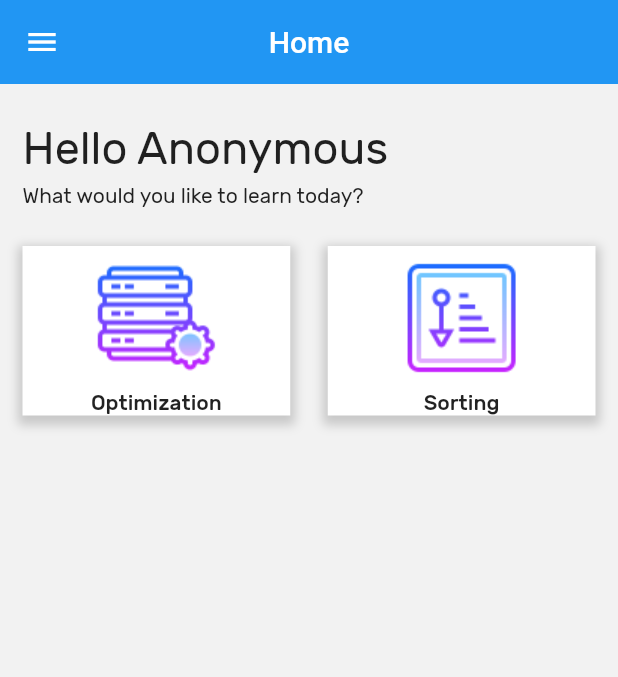
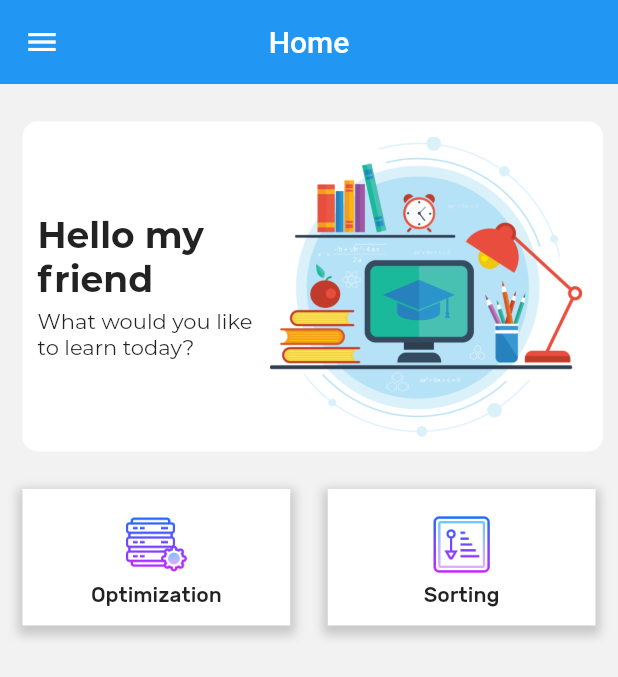
Before and after one commit to Photronium/Math-Solver-App, a Flutter app: the screen it shows after launch, on a phone screen of 412 x 824 dp. Shown: the top 677 px of the screen. Run offline on Flutter 3.47's test engine with Material 2 defaults, Android fonts, the phone set to English and light mode, and no system bars; our stand-ins replace cloud_firestore; missing offline and left inert: dart:ffi; accounts and stored records are empty; project files that could hold a hidden picture were left out.

Commit message:
insert homepage and subpage for each method

```diff
--- /dev/null
+++ b/lib/screen/data.dart
@@ -0,0 +1,134 @@
+import 'package:flutter/material.dart';
+import 'package:flutter/cupertino.dart';
+import 'coursetab.dart';
+
+class Course {
+  String _name;
+  String _image;
+  Widget _next;
+  List<Type> _solutionList;
+
+  Course({String name, String image, Widget next, List<Type> solutionList}){
+    this._name = name;
+    this._image = image;
+    this._next = next;
+    this._solutionList = solutionList;
+  }
+
+  void setName(String n){
+    this._name = n;
+  }
+
+  void setImage(String i){
+    this._image = i;
+  }
+
+  void setNext(Widget n){
+    this._next = n;
+  }
+
+  String getName(){
+    return this._name;
+  }
+
+  String getImage(){
+    return this._image;
+  }
+
+  List<Type> getTypeList(){
+    return this._solutionList;
+  }
+
+  Widget getNext(){
+    return this._next;
+  }
+}
+
+class Type {
+  String _name;
+  String _description;
+  String _image;
+  Widget _next;
+
+  Type({String name, String description, String image, Widget next}) {
+    this._name = name;
+    this._description = description;
+    this._image = image;
+    this._next = next;
+  }
+
+  void setName(String n) {
+    this._name = n;
+  }
+
+  void setDescription(String d) {
+    this._description = d;
+  }
+
+  void setImage(String i) {
+    this._image = i;
+  }
+
+  void setNext(Widget n){
+    this._next = n;
+  }
+
+  String getName() {
+    return this._name;
+  }
+
+  String getDescription() {
+    return this._description;
+  }
+
+  String getImage() {
+    return this._image;
+  }
+
+  Widget getNext(){
+    return this._next;
+  }
+}
+//TODO: Define type
+
+//TODO: Optimization declaration
+Course optimization = Course(
+  name: "Optimization",
+  image: 'assets/images/optimization-icon.png',
+  next:  CoursePage(title: 'Optimization'),
+  solutionList: [
+    Type(
+        name: "Simplex Method",
+        description: "The most basic method to solve Linear Program",
+        image: "assets/images/iconSimplexMethod-06.png"
+    ),
+    Type(
+        name: "Branch and Bound",
+        description: 'The "divide and conquer" method to solve LP with integer conditions',
+        image: "assets/images/iconBranchAndBound-06.png"
+    ),
+    Type(
+        name: "Cutting Plane",
+        description: "Refine a feasible set or objective function by means of linear inequalities",
+        image: "assets/images/iconCuttingPlane-06.png"
+    ),
+  ],
+);
+
+Course sorting = Course(
+  name: "Sorting",
+  image: 'assets/images/sorting-icon.png',
+  next: CoursePage(title: 'Sorting'),
+  solutionList: [
+    Type(
+        name: "Quick Sort",
+        description: "First sorting algorithm",
+        image: "assets/images/iconSimplexMethod-06.png"
+    ),
+    Type(
+        name: "Merge Sort",
+        description: "Second sorting algorithm",
+        image: "assets/images/iconSimplexMethod-06.png"
+    ),
+  ],
+);
--- a/lib/screen/drawer.dart
+++ b/lib/screen/drawer.dart
@@ -1,4 +1,5 @@
 import 'package:flutter/material.dart';
+import 'package:numbercrunching/screen/test_page/selecttest.dart';
 import '../screen/problem_solving/ps_1_method.dart';
 import '../screen/learning_material/learning_material.dart';
 import '../screen/dashboard/dashboard.dart';
@@ -58,7 +59,10 @@ class DrawTab extends StatelessWidget {
             leading: Icon(Icons.check),
             title: Text('Test'),
             onTap: (){
-              print("TAP 2");
+              Navigator.pop(context);
+              Navigator.push(context,
+                  new MaterialPageRoute(builder: (context) => TestPage())
+              );
             }
           ),
           ListTile(
--- a/lib/screen/homepage.dart
+++ b/lib/screen/homepage.dart
@@ -1,13 +1,12 @@
 import 'package:flutter/cupertino.dart';
 import 'package:flutter/material.dart';
-
 import 'drawer.dart';
-import 'learning_material/learning_material.dart';
+import 'data.dart';
 
 class DashOption extends StatelessWidget {
-  String image;
-  String title;
-  Widget next;
+  final String image;
+  final String title;
+  final Widget next;
 
   DashOption({this.image, this.title, this.next});
 
@@ -37,8 +36,17 @@ class DashOption extends StatelessWidget {
             Navigator.push(
                 context, new MaterialPageRoute(builder: (context) => next));
           },
-          child: Column(
-            children: [Image(image: AssetImage(image)), Text(title)],
+          child: Padding(
+            padding: const EdgeInsets.all(12.0),
+            child: Column(
+              children: [
+                Image(
+                  image: AssetImage(image),
+                  height: 50.0,
+                ),
+                Text(title)
+              ],
+            ),
           ),
         ),
       ),
@@ -67,32 +75,64 @@ class _HomePageState extends State<HomePage> {
           children: [
             Padding(
               padding: const EdgeInsets.only(bottom: 20.0, left: 5.0),
-              child: Column(
-                children: [
-                  Align(
-                      alignment: Alignment.centerLeft,
-                      child: Text("Hello Anonymous",
-                          style: TextStyle(fontSize: 30.0))),
-                  SizedBox(height: 5.0),
-                  Align(
-                    alignment: Alignment.centerLeft,
-                    child: Text("What would you like to learn today?"),
-                  ),
-                ],
+              child: Container(
+                decoration: BoxDecoration(
+                  color: Colors.white,
+                  borderRadius: BorderRadius.only(
+                      topLeft: Radius.circular(10),
+                      topRight: Radius.circular(10),
+                      bottomLeft: Radius.circular(10),
+                      bottomRight: Radius.circular(10)),
+                ),
+                padding: EdgeInsets.all(10.0),
+                child: Row(
+                  children: [
+                    Column(
+                      children: [
+                        Container(
+                          width: 150.0,
+                          child: Text(
+                            "Hello my friend",
+                            style: TextStyle(
+                              fontSize: 24.0,
+                              fontFamily: 'Montserrat',
+                              fontWeight: FontWeight.bold,
+                            ),
+                          ),
+                        ),
+                        SizedBox(height: 5.0),
+                        Container(
+                          width: 150.0,
+                          child: Text(
+                            "What would you like to learn today?",
+                            style: TextStyle(fontFamily: 'Montserrat'),
+                          ),
+                        ),
+                      ],
+                    ),
+                    SizedBox(
+                      width: 5.0,
+                    ),
+                    Image(
+                      image: AssetImage('assets/images/homepage-icon.png'),
+                      height: 200.0,
+                    ),
+                  ],
+                ),
               ),
             ),
             Row(
               children: [
                 DashOption(
-                  image: 'assets/images/optimization-icon.png',
-                  title: 'Optimization',
-                  next: LearningMaterialPage(),
+                  image: optimization.getImage(),
+                  title: optimization.getName(),
+                  next: optimization.getNext(),
                 ),
                 SizedBox(width: 15.0),
                 DashOption(
-                  image: 'assets/images/sorting-icon.png',
-                  title: 'Sorting',
-                  next: LearningMaterialPage(),
+                  image: sorting.getImage(),
+                  title: sorting.getName(),
+                  next: sorting.getNext(),
                 ),
               ],
             ),
--- a/lib/screen/problem_solving/number_input_field.dart
+++ b/lib/screen/problem_solving/number_input_field.dart
@@ -5,6 +5,7 @@ import 'package:flutter/services.dart';
 class NumberInputField extends StatelessWidget {
   NumberInputField({this.controller});
   final controller;
+  bool isFilled;
   @override
   Widget build(BuildContext context) {
     return Container(
--- a/lib/screen/problem_solving/ps_2_input_numVar_numCon.dart
+++ b/lib/screen/problem_solving/ps_2_input_numVar_numCon.dart
@@ -20,8 +20,7 @@ class _InputConstraintVariableState extends State<InputConstraintVariable> {
     return Scaffold(
       resizeToAvoidBottomPadding: false,
       appBar: AppBar(
-        title: Text('Problem Solving',
-            style: TextStyle(fontWeight: FontWeight.w300)),
+        title: Text('Problem Solving'),
         centerTitle: true,
       ),
       drawer: DrawTab(),
```
Also changed, not shown: lib/screen/coursetab.dart (added, +61 -0 lines), lib/screen/learning_material/learning_material.dart (+5 -20 lines), lib/screen/problem_solving/option.dart (+42 -81 lines), lib/screen/problem_solving/ps_1_method.dart (+4 -10 lines), lib/screen/problem_solving/ps_3_input_var_con.dart (+25 -18 lines), lib/screen/problem_solving/ps_4_result.dart (+16 -0 lines), lib/screen/problem_solving/simplex_solver.dart (+17 -10 lines), lib/screen/test_page/selecttest.dart (+11 -20 lines), assets/images/homepage-icon.png (added), pubspec.lock.
